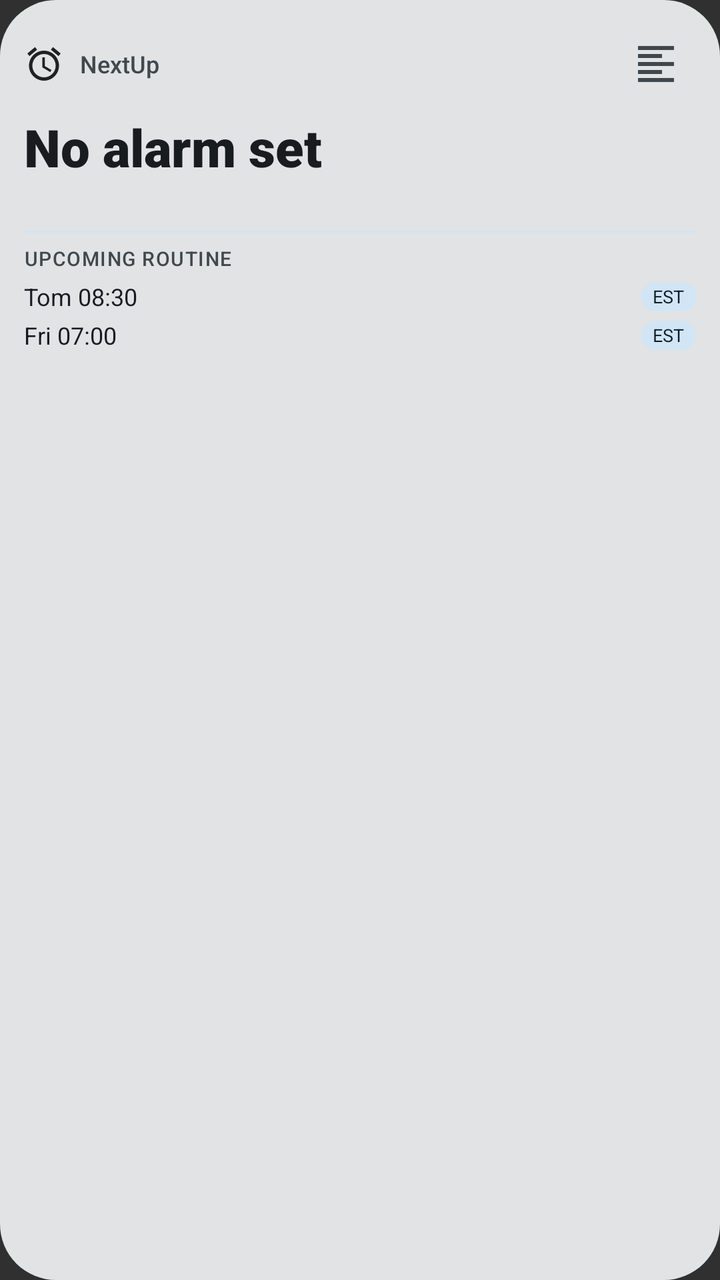
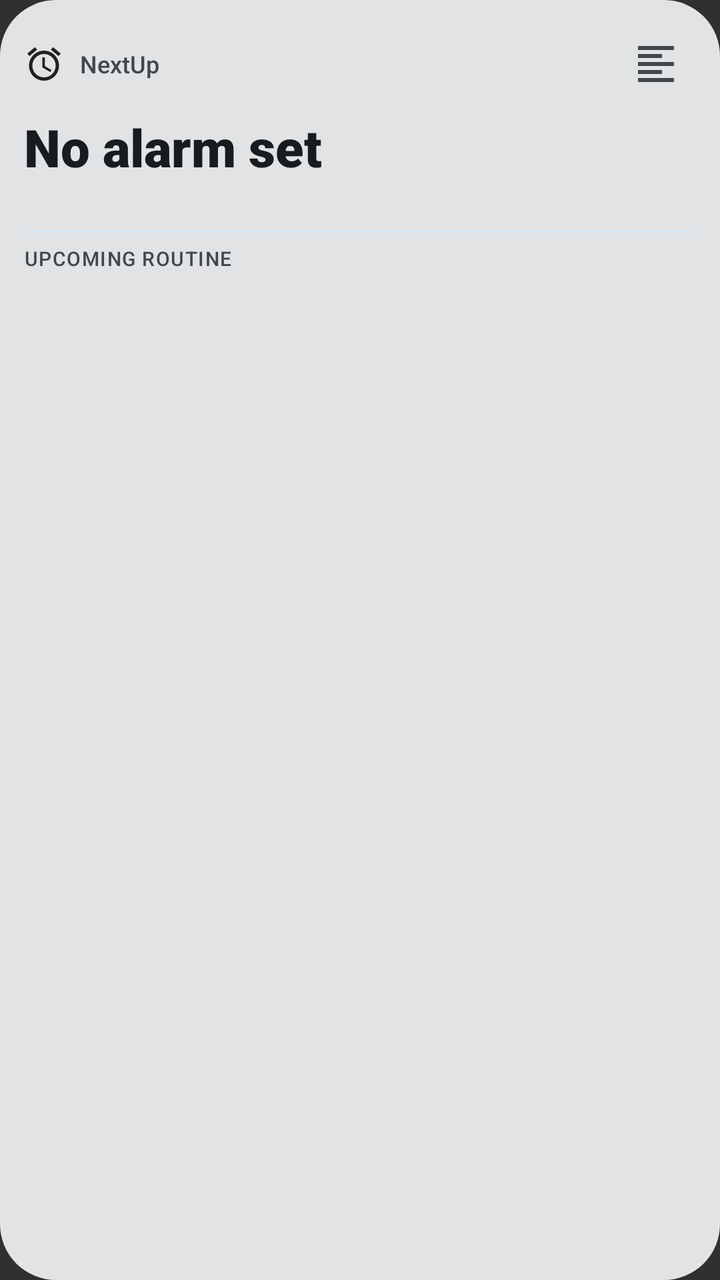

Compare the two renders of this Android layout. The source of the first and the diff that turns it into the second are given below.
<!-- AndroidManifest.xml: application theme android:Theme.Material.NoActionBar -->
<!-- res/layout/widget_next_up_tall.xml -->
<?xml version="1.0" encoding="utf-8"?>
<LinearLayout xmlns:android="http://schemas.android.com/apk/res/android"
    android:id="@+id/widget_root"
    android:layout_width="match_parent"
    android:layout_height="match_parent"
    android:background="@drawable/widget_background"
    android:orientation="vertical"
    android:padding="12dp">

    
    <LinearLayout
        android:id="@+id/widget_top_section"
        android:layout_width="match_parent"
        android:layout_height="wrap_content"
        android:orientation="vertical">

        
        <LinearLayout
            android:id="@+id/widget_top_bar"
            android:layout_width="match_parent"
            android:layout_height="wrap_content"
            android:gravity="center_vertical"
            android:orientation="horizontal">

            
            <LinearLayout
                android:id="@+id/widget_header"
                android:layout_width="0dp"
                android:layout_height="wrap_content"
                android:layout_weight="1"
                android:gravity="center_vertical"
                android:orientation="horizontal">

                <ImageView
                    android:id="@+id/widget_icon"
                    android:layout_width="20dp"
                    android:layout_height="20dp"
                    android:contentDescription="@string/app_name"
                    android:src="@drawable/ic_alarm" />

                <TextView
                    android:id="@+id/widget_title"
                    android:layout_width="wrap_content"
                    android:layout_height="wrap_content"
                    android:layout_marginStart="8dp"
                    android:ellipsize="end"
                    android:fontFamily="sans-serif-medium"
                    android:maxLines="1"
                    android:text="@string/app_name"
                    android:textColor="@color/widget_on_surface_variant"
                    android:textSize="12sp" />
            </LinearLayout>

            
            <ImageView
                android:id="@+id/widget_btn_align_toggle"
                android:layout_width="40dp"
                android:layout_height="40dp"
                android:padding="8dp"
                android:contentDescription="@string/widget_alignment_title"
                android:src="@drawable/ic_format_align_left" />
        </LinearLayout>

        
        <TextView
            android:id="@+id/widget_countdown"
            android:layout_width="match_parent"
            android:layout_height="wrap_content"
            android:layout_marginTop="4dp"
            android:autoSizeMaxTextSize="32sp"
            android:autoSizeMinTextSize="14sp"
            android:autoSizeStepGranularity="1sp"
            android:autoSizeTextType="uniform"
            android:ellipsize="none"
            android:fontFamily="sans-serif-black"
            android:maxLines="1"
            android:text="@string/no_alarm_set"
            android:textColor="@color/widget_on_surface"
            android:textSize="26sp" />

        <TextView
            android:id="@+id/widget_alarm_time"
            android:layout_width="match_parent"
            android:layout_height="wrap_content"
            android:ellipsize="none"
            android:fontFamily="sans-serif"
            android:maxLines="2"
            android:text=""
            android:textColor="@color/widget_on_surface_variant"
            android:textSize="12sp" />
    </LinearLayout>

    
    <ImageView
        android:layout_width="match_parent"
        android:layout_height="1dp"
        android:layout_marginTop="8dp"
        android:layout_marginBottom="6dp"
        android:background="@color/widget_chip_bg"
        android:contentDescription="@null" />

    <TextView
        android:id="@+id/widget_section_predicted"
        android:layout_width="match_parent"
        android:layout_height="wrap_content"
        android:fontFamily="sans-serif-medium"
        android:letterSpacing="0.05"
        android:text="UPCOMING ROUTINE"
        android:textColor="@color/widget_on_surface_variant"
        android:textSize="10sp" />

    
    <LinearLayout
        android:id="@+id/widget_predicted_row_1"
        android:layout_width="match_parent"
        android:layout_height="wrap_content"
        android:layout_marginTop="4dp"
        android:gravity="center_vertical"
        android:orientation="horizontal">

        <TextView
            android:id="@+id/widget_predicted_1_text"
            android:layout_width="0dp"
            android:layout_height="wrap_content"
            android:layout_weight="1"
            android:ellipsize="end"
            android:fontFamily="sans-serif"
            android:maxLines="1"
            android:text="Tom 08:30"
            android:textColor="@color/widget_on_surface"
            android:textSize="12sp" />

        <TextView
            android:layout_width="wrap_content"
            android:layout_height="wrap_content"
            android:background="@drawable/widget_est_badge"
            android:fontFamily="sans-serif-bold"
            android:paddingStart="6dp"
            android:paddingTop="1dp"
            android:paddingEnd="6dp"
            android:paddingBottom="1dp"
            android:text="EST"
            android:textColor="@color/widget_chip_text"
            android:textSize="9sp" />
    </LinearLayout>

    
    <LinearLayout
        android:id="@+id/widget_predicted_row_2"
        android:layout_width="match_parent"
        android:layout_height="wrap_content"
        android:layout_marginTop="3dp"
        android:gravity="center_vertical"
        android:orientation="horizontal">

        <TextView
            android:id="@+id/widget_predicted_2_text"
            android:layout_width="0dp"
            android:layout_height="wrap_content"
            android:layout_weight="1"
            android:ellipsize="end"
            android:fontFamily="sans-serif"
            android:maxLines="1"
            android:text="Fri 07:00"
            android:textColor="@color/widget_on_surface"
            android:textSize="12sp" />

        <TextView
            android:layout_width="wrap_content"
            android:layout_height="wrap_content"
            android:background="@drawable/widget_est_badge"
            android:fontFamily="sans-serif-bold"
            android:paddingStart="6dp"
            android:paddingTop="1dp"
            android:paddingEnd="6dp"
            android:paddingBottom="1dp"
            android:text="EST"
            android:textColor="@color/widget_chip_text"
            android:textSize="9sp" />
    </LinearLayout>

    
    <TextView
        android:id="@+id/widget_predicted_more"
        android:layout_width="match_parent"
        android:layout_height="wrap_content"
        android:layout_marginTop="3dp"
        android:fontFamily="sans-serif-medium"
        android:text=""
        android:textColor="@color/widget_primary"
        android:textSize="10sp" />

</LinearLayout>
<!-- resources referenced by this layout -->
<resources>
  <color name="widget_chip_bg">#E8DEF8</color>
  <color name="widget_chip_text">#1D192B</color>
  <color name="widget_on_surface">#1D1B20</color>
  <color name="widget_on_surface_variant">#49454F</color>
  <color name="widget_primary">#6750A4</color>
  <!-- drawable ic_alarm (drawable) -->
  <vector xmlns:android="http://schemas.android.com/apk/res/android"
      android:width="24dp"
      android:height="24dp"
      android:viewportWidth="24"
      android:viewportHeight="24"
      android:tint="?android:attr/colorPrimary">
      <path
          android:fillColor="@android:color/white"
          android:pathData="M22,5.72l-4.6,-3.86 -1.29,1.53 4.6,3.86L22,5.72zM7.88,3.39L6.6,1.86 2,5.71l1.29,1.53 4.59,-3.85zM12.5,8H11v6l4.75,2.85 0.75,-1.23 -4,-2.37V8zM12,4c-4.97,0 -9,4.03 -9,9s4.02,9 9,9 9,-4.03 9,-9 -4.03,-9 -9,-9zM12,20c-3.87,0 -7,-3.13 -7,-7s3.13,-7 7,-7 7,3.13 7,7 -3.13,7 -7,7z"/>
  </vector>
  <!-- drawable ic_format_align_left (drawable) -->
  <vector xmlns:android="http://schemas.android.com/apk/res/android"
      android:width="24dp"
      android:height="24dp"
      android:viewportWidth="24"
      android:viewportHeight="24"
      android:tint="@color/widget_on_surface_variant">
      <path
          android:fillColor="@android:color/white"
          android:pathData="M15,15H3v2h12v-2zm0,-8H3v2h12V7zM3,13h18v-2H3v2zm0,8h18v-2H3v2zM3,3v2h18V3H3z" />
  </vector>
  <!-- drawable widget_background (drawable) -->
  <?xml version="1.0" encoding="utf-8"?>
  <shape xmlns:android="http://schemas.android.com/apk/res/android"
      android:shape="rectangle">
      <corners android:radius="28dp" />
      <solid android:color="@color/widget_surface" />
  </shape>
  <!-- drawable widget_est_badge (drawable) -->
  <?xml version="1.0" encoding="utf-8"?>
  <shape xmlns:android="http://schemas.android.com/apk/res/android"
      android:shape="rectangle">
      <corners android:radius="8dp" />
      <solid android:color="@color/widget_chip_bg" />
  </shape>
  <string name="app_name">NextUp</string>
  <string name="no_alarm_set">No alarm set</string>
  <string name="widget_alignment_title">Widget Text Alignment</string>
  <color name="widget_surface">#F2EDF7</color>
</resources>

<!-- the commit's change to res/layout/widget_next_up_tall.xml (unified diff, before → after) -->
@@ -110,13 +110,15 @@
         android:textSize="10sp" />
 
     
+    
     <LinearLayout
         android:id="@+id/widget_predicted_row_1"
         android:layout_width="match_parent"
         android:layout_height="wrap_content"
-        android:layout_marginTop="4dp"
-        android:gravity="center_vertical"
-        android:orientation="horizontal">
+        android:layout_marginTop="3dp"
+        android:gravity="center_vertical"
+        android:orientation="horizontal"
+        android:visibility="gone">
 
         <TextView
             android:id="@+id/widget_predicted_1_text"
@@ -125,8 +127,9 @@
             android:layout_weight="1"
             android:ellipsize="end"
             android:fontFamily="sans-serif"
-            android:maxLines="1"
-            android:text="Tom 08:30"
+            android:includeFontPadding="false"
+            android:maxLines="1"
+            android:singleLine="true"
             android:textColor="@color/widget_on_surface"
             android:textSize="12sp" />
 
@@ -151,7 +154,8 @@
         android:layout_height="wrap_content"
         android:layout_marginTop="3dp"
         android:gravity="center_vertical"
-        android:orientation="horizontal">
+        android:orientation="horizontal"
+        android:visibility="gone">
 
         <TextView
             android:id="@+id/widget_predicted_2_text"
@@ -160,8 +164,231 @@
             android:layout_weight="1"
             android:ellipsize="end"
             android:fontFamily="sans-serif"
-            android:maxLines="1"
-            android:text="Fri 07:00"
+            android:includeFontPadding="false"
+            android:maxLines="1"
+            android:singleLine="true"
+            android:textColor="@color/widget_on_surface"
+            android:textSize="12sp" />
+
+        <TextView
+            android:layout_width="wrap_content"
+            android:layout_height="wrap_content"
+            android:background="@drawable/widget_est_badge"
+            android:fontFamily="sans-serif-bold"
+            android:paddingStart="6dp"
+            android:paddingTop="1dp"
+            android:paddingEnd="6dp"
+            android:paddingBottom="1dp"
+            android:text="EST"
+            android:textColor="@color/widget_chip_text"
+            android:textSize="9sp" />
+    </LinearLayout>
+
+    
+    <LinearLayout
+        android:id="@+id/widget_predicted_row_3"
+        android:layout_width="match_parent"
+        android:layout_height="wrap_content"
+        android:layout_marginTop="3dp"
+        android:gravity="center_vertical"
+        android:orientation="horizontal"
+        android:visibility="gone">
+
+        <TextView
+            android:id="@+id/widget_predicted_3_text"
+            android:layout_width="0dp"
+            android:layout_height="wrap_content"
+            android:layout_weight="1"
+            android:ellipsize="end"
+            android:fontFamily="sans-serif"
+            android:includeFontPadding="false"
+            android:maxLines="1"
+            android:singleLine="true"
+            android:textColor="@color/widget_on_surface"
+            android:textSize="12sp" />
+
+        <TextView
+            android:layout_width="wrap_content"
+            android:layout_height="wrap_content"
+            android:background="@drawable/widget_est_badge"
+            android:fontFamily="sans-serif-bold"
+            android:paddingStart="6dp"
+            android:paddingTop="1dp"
+            android:paddingEnd="6dp"
+            android:paddingBottom="1dp"
+            android:text="EST"
+            android:textColor="@color/widget_chip_text"
+            android:textSize="9sp" />
+    </LinearLayout>
+
+    
+    <LinearLayout
+        android:id="@+id/widget_predicted_row_4"
+        android:layout_width="match_parent"
+        android:layout_height="wrap_content"
+        android:layout_marginTop="3dp"
+        android:gravity="center_vertical"
+        android:orientation="horizontal"
+        android:visibility="gone">
+
+        <TextView
+            android:id="@+id/widget_predicted_4_text"
+            android:layout_width="0dp"
+            android:layout_height="wrap_content"
+            android:layout_weight="1"
+            android:ellipsize="end"
+            android:fontFamily="sans-serif"
+            android:includeFontPadding="false"
+            android:maxLines="1"
+            android:singleLine="true"
+            android:textColor="@color/widget_on_surface"
+            android:textSize="12sp" />
+
+        <TextView
+            android:layout_width="wrap_content"
+            android:layout_height="wrap_content"
+            android:background="@drawable/widget_est_badge"
+            android:fontFamily="sans-serif-bold"
+            android:paddingStart="6dp"
+            android:paddingTop="1dp"
+            android:paddingEnd="6dp"
+            android:paddingBottom="1dp"
+            android:text="EST"
+            android:textColor="@color/widget_chip_text"
+            android:textSize="9sp" />
+    </LinearLayout>
+
+    
+    <LinearLayout
+        android:id="@+id/widget_predicted_row_5"
+        android:layout_width="match_parent"
+        android:layout_height="wrap_content"
+        android:layout_marginTop="3dp"
+        android:gravity="center_vertical"
+        android:orientation="horizontal"
+        android:visibility="gone">
+
+        <TextView
+            android:id="@+id/widget_predicted_5_text"
+            android:layout_width="0dp"
+            android:layout_height="wrap_content"
+            android:layout_weight="1"
+            android:ellipsize="end"
+            android:fontFamily="sans-serif"
+            android:includeFontPadding="false"
+            android:maxLines="1"
+            android:singleLine="true"
+            android:textColor="@color/widget_on_surface"
+            android:textSize="12sp" />
+
+        <TextView
+            android:layout_width="wrap_content"
+            android:layout_height="wrap_content"
+            android:background="@drawable/widget_est_badge"
+            android:fontFamily="sans-serif-bold"
+            android:paddingStart="6dp"
+            android:paddingTop="1dp"
+            android:paddingEnd="6dp"
+            android:paddingBottom="1dp"
+            android:text="EST"
+            android:textColor="@color/widget_chip_text"
+            android:textSize="9sp" />
+    </LinearLayout>
+
+    
+    <LinearLayout
+        android:id="@+id/widget_predicted_row_6"
+        android:layout_width="match_parent"
+        android:layout_height="wrap_content"
+        android:layout_marginTop="3dp"
+        android:gravity="center_vertical"
+        android:orientation="horizontal"
+        android:visibility="gone">
+
+        <TextView
+            android:id="@+id/widget_predicted_6_text"
+            android:layout_width="0dp"
+            android:layout_height="wrap_content"
+            android:layout_weight="1"
+            android:ellipsize="end"
+            android:fontFamily="sans-serif"
+            android:includeFontPadding="false"
+            android:maxLines="1"
+            android:singleLine="true"
+            android:textColor="@color/widget_on_surface"
+            android:textSize="12sp" />
+
+        <TextView
+            android:layout_width="wrap_content"
+            android:layout_height="wrap_content"
+            android:background="@drawable/widget_est_badge"
+            android:fontFamily="sans-serif-bold"
+            android:paddingStart="6dp"
+            android:paddingTop="1dp"
+            android:paddingEnd="6dp"
+            android:paddingBottom="1dp"
+            android:text="EST"
+            android:textColor="@color/widget_chip_text"
+            android:textSize="9sp" />
+    </LinearLayout>
+
+    
+    <LinearLayout
+        android:id="@+id/widget_predicted_row_7"
+        android:layout_width="match_parent"
+        android:layout_height="wrap_content"
+        android:layout_marginTop="3dp"
+        android:gravity="center_vertical"
+        android:orientation="horizontal"
+        android:visibility="gone">
+
+        <TextView
+            android:id="@+id/widget_predicted_7_text"
+            android:layout_width="0dp"
+            android:layout_height="wrap_content"
+            android:layout_weight="1"
+            android:ellipsize="end"
+            android:fontFamily="sans-serif"
+            android:includeFontPadding="false"
+            android:maxLines="1"
+            android:singleLine="true"
+            android:textColor="@color/widget_on_surface"
+            android:textSize="12sp" />
+
+        <TextView
+            android:layout_width="wrap_content"
+            android:layout_height="wrap_content"
+            android:background="@drawable/widget_est_badge"
+            android:fontFamily="sans-serif-bold"
+            android:paddingStart="6dp"
+            android:paddingTop="1dp"
+            android:paddingEnd="6dp"
+            android:paddingBottom="1dp"
+            android:text="EST"
+            android:textColor="@color/widget_chip_text"
+            android:textSize="9sp" />
+    </LinearLayout>
+
+    
+    <LinearLayout
+        android:id="@+id/widget_predicted_row_8"
+        android:layout_width="match_parent"
+        android:layout_height="wrap_content"
+        android:layout_marginTop="3dp"
+        android:gravity="center_vertical"
+        android:orientation="horizontal"
+        android:visibility="gone">
+
+        <TextView
+            android:id="@+id/widget_predicted_8_text"
+            android:layout_width="0dp"
+            android:layout_height="wrap_content"
+            android:layout_weight="1"
+            android:ellipsize="end"
+            android:fontFamily="sans-serif"
+            android:includeFontPadding="false"
+            android:maxLines="1"
+            android:singleLine="true"
             android:textColor="@color/widget_on_surface"
             android:textSize="12sp" />
 
@@ -188,6 +415,7 @@
         android:fontFamily="sans-serif-medium"
         android:text=""
         android:textColor="@color/widget_primary"
-        android:textSize="10sp" />
+        android:textSize="10sp"
+        android:visibility="gone" />
 
 </LinearLayout>
